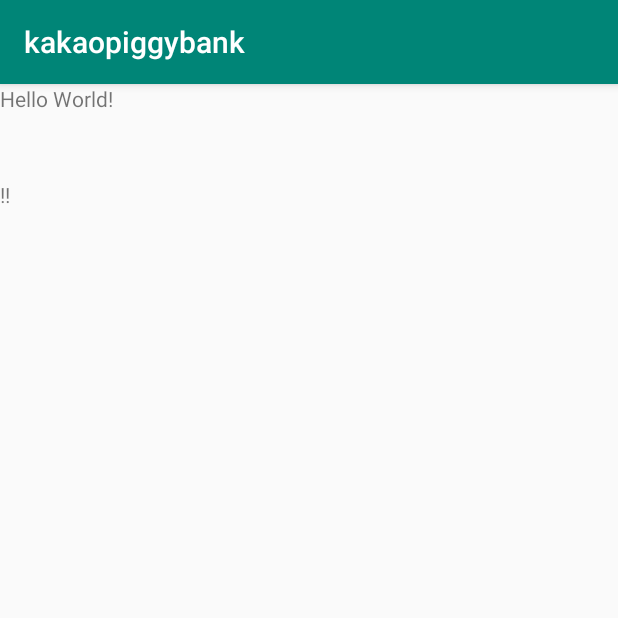
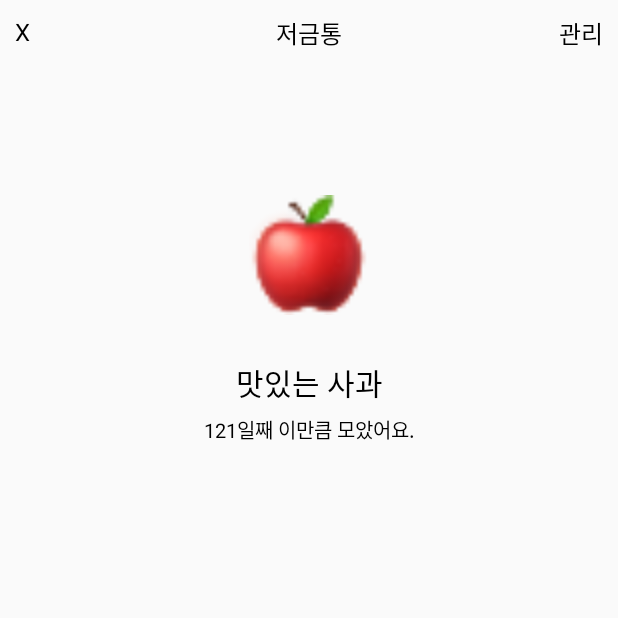
Before and after one commit to myungjunChae/Viewtiful, an Android app: the screen it shows after launch (MainActivity), on a phone screen of 412 x 824 dp, the top half of it. Run offline under Robolectric (Android 15) with nearby library versions, the phone set to English and light mode, and no system bars; our stand-ins replace RxJava; libraries missing offline, so code that uses them is left out: com.ono.roulette.

Commit message:
액티비티 디테일 변경

```diff
--- a/kakaopiggybank/app/src/main/java/com/ono/kakaopiggybank/MainActivity.kt
+++ b/kakaopiggybank/app/src/main/java/com/ono/kakaopiggybank/MainActivity.kt
@@ -2,12 +2,13 @@ package com.ono.kakaopiggybank
 
 import androidx.appcompat.app.AppCompatActivity
 import android.os.Bundle
+import com.ono.roulette.RouletteSize
 import kotlinx.android.synthetic.main.activity_main.*
 import nl.dionsegijn.konfetti.models.Shape
 import nl.dionsegijn.konfetti.models.Size
 
 class MainActivity : AppCompatActivity() {
-    val shapeResources = arrayOf(
+    private val shapeResources = arrayOf(
         R.drawable.apple,
         R.drawable.avocado,
         R.drawable.grapes,
@@ -19,10 +20,9 @@ class MainActivity : AppCompatActivity() {
         R.drawable.watermelon
     )
 
-    val shapes by lazy {
+    private val shapes by lazy {
         shapeResources.map { shapeBuilder(it) }.toTypedArray()
     }
-
 
     override fun onCreate(savedInstanceState: Bundle?) {
         super.onCreate(savedInstanceState)
@@ -31,13 +31,12 @@ class MainActivity : AppCompatActivity() {
 
         swipeLayout.setOnDragSuccessCallback(object : SwipeLayout.OnDragSuccess {
             override fun onDragSucces() {
-
                 KonfettiView.build()
                     .setDirection(240.0, 310.0)
                     .setSpeed(3f, 6f)
                     .addShapes(*shapes)
                     .setTimeToLive(10000L)
-                    .addSizes(Size(25), Size(25, 6f))
+                    .addSizes(Size(30))
                     .setPosition(
                         KonfettiView.x + KonfettiView.width / 2,
                         KonfettiView.y + KonfettiView.height / 3
--- a/kakaopiggybank/app/src/main/res/layout/activity_main.xml
+++ b/kakaopiggybank/app/src/main/res/layout/activity_main.xml
@@ -7,32 +7,72 @@
     tools:context=".MainActivity">
 
     <TextView
-        android:layout_width="match_parent"
-        android:layout_height="match_parent"
-        android:layout_marginTop="64dp"
-        android:text="!!"
+        android:layout_width="wrap_content"
+        android:layout_height="wrap_content"
+        android:layout_marginStart="10dp"
+        android:layout_marginTop="10dp"
+        android:text="X"
+        android:textColor="@android:color/black"
+        android:textSize="16sp"
         app:layout_constraintStart_toStartOf="parent"
         app:layout_constraintTop_toTopOf="parent" />
 
-    <nl.dionsegijn.konfetti.KonfettiView
-        android:id="@+id/KonfettiView"
-        android:layout_width="match_parent"
-        android:layout_height="match_parent"/>
+    <TextView
+        android:layout_width="wrap_content"
+        android:layout_height="wrap_content"
+        android:layout_marginTop="10dp"
+        android:text="저금통"
+        android:textColor="@android:color/black"
+        android:textSize="16sp"
+        app:layout_constraintEnd_toEndOf="parent"
+        app:layout_constraintStart_toStartOf="parent"
+        app:layout_constraintTop_toTopOf="parent" />
+
+    <TextView
+        android:layout_width="wrap_content"
+        android:layout_height="wrap_content"
+        android:layout_marginTop="10dp"
+        android:layout_marginEnd="10dp"
+        android:text="관리"
+        android:textColor="@android:color/black"
+        android:textSize="16sp"
+        app:layout_constraintEnd_toEndOf="parent"
+        app:layout_constraintTop_toTopOf="parent" />
 
     <com.ono.kakaopiggybank.SwipeLayout
         android:id="@+id/swipe_layout"
         android:layout_width="match_parent"
         android:layout_height="match_parent"
+        android:gravity="center"
         app:layout_constraintStart_toStartOf="parent"
         app:layout_constraintTop_toTopOf="parent">
 
-            <TextView
-                android:layout_width="wrap_content"
-                android:layout_height="wrap_content"
-                android:text="Hello World!"
-                app:layout_constraintBottom_toBottomOf="parent"
-                app:layout_constraintLeft_toLeftOf="parent"
-                app:layout_constraintRight_toRightOf="parent"
-                app:layout_constraintTop_toTopOf="parent" />
+        <ImageView
+            android:layout_width="80dp"
+            android:layout_height="80dp"
+            android:background="@drawable/apple"
+            android:paddingTop="130dp" />
+
+        <TextView
+            android:layout_width="wrap_content"
+            android:layout_height="wrap_content"
+            android:paddingTop="120dp"
+            android:text="맛있는 사과"
+            android:textColor="@android:color/black"
+            android:textSize="20sp" />
+
+        <TextView
+            android:layout_width="wrap_content"
+            android:layout_height="wrap_content"
+            android:paddingTop="138dp"
+            android:text="121일째 이만큼 모았어요."
+            android:textColor="@android:color/black"
+            android:textSize="13sp" />
+
     </com.ono.kakaopiggybank.SwipeLayout>
+
+    <nl.dionsegijn.konfetti.KonfettiView
+        android:id="@+id/KonfettiView"
+        android:layout_width="match_parent"
+        android:layout_height="match_parent" />
 </androidx.constraintlayout.widget.ConstraintLayout>
--- /dev/null
+++ b/kakaopiggybank/app/src/main/res/values/attrs.xml
@@ -0,0 +1,6 @@
+<?xml version="1.0" encoding="utf-8"?>
+<resources>
+    <declare-styleable name="SwipeLayout">
+        <attr name="android:gravity" />
+    </declare-styleable>
+</resources>
--- a/kakaopiggybank/app/src/main/res/values/styles.xml
+++ b/kakaopiggybank/app/src/main/res/values/styles.xml
@@ -1,7 +1,7 @@
 <resources>
 
     <!-- Base application theme. -->
-    <style name="AppTheme" parent="Theme.AppCompat.Light.DarkActionBar">
+    <style name="AppTheme" parent="Theme.AppCompat.Light.NoActionBar">
         <!-- Customize your theme here. -->
         <item name="colorPrimary">@color/colorPrimary</item>
         <item name="colorPrimaryDark">@color/colorPrimaryDark</item>
--- a/kakaopiggybank/konfetti/src/main/java/nl/dionsegijn/konfetti/Confetti.kt
+++ b/kakaopiggybank/konfetti/src/main/java/nl/dionsegijn/konfetti/Confetti.kt
@@ -29,7 +29,7 @@ class Confetti(
     private var rotationWidth = width
 
     // Expected frame rate
-    private var speedF = 180f
+    private var speedF = 250f
 
     private var alpha: Int = 255
 
--- a/kakaopiggybank/settings.gradle
+++ b/kakaopiggybank/settings.gradle
@@ -1,2 +1,2 @@
-include ':app', ':konfetti'
+include ':app', ':konfetti', ':roulette'
 rootProject.name='kakaopiggybank'
```
Also changed, not shown: kakaopiggybank/app/src/main/java/com/ono/kakaopiggybank/CircleImageView.kt (deleted, +0 -173 lines).
